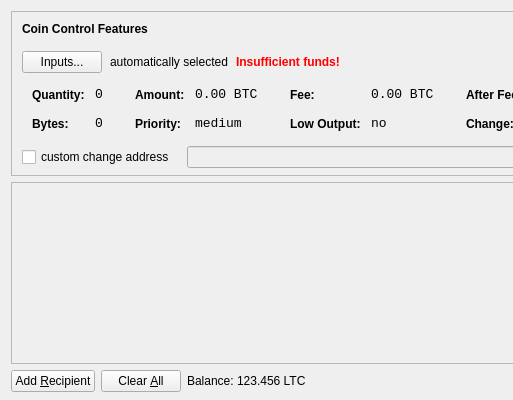
Old version of the form src/qt/forms/sendcoinsdialog.ui in the repository Cannacoin-Project/Cannacoin; both pictures show x 0 to 513 and y 0 to 400 of the 850 by 400 pixel window.
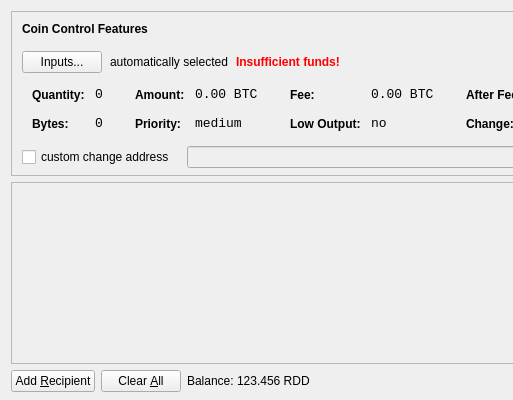
New version of the form. Icons and pictures are not drawn.

```diff
--- a/src/qt/forms/sendcoinsdialog.ui
+++ b/src/qt/forms/sendcoinsdialog.ui
@@ -720,7 +720,7 @@
           <cursorShape>IBeamCursor</cursorShape>
          </property>
          <property name="text">
-          <string>123.456 LTC</string>
+          <string>123.456 RDD</string>
          </property>
          <property name="textInteractionFlags">
           <set>Qt::LinksAccessibleByMouse|Qt::TextSelectableByKeyboard|Qt::TextSelectableByMouse</set>
```
